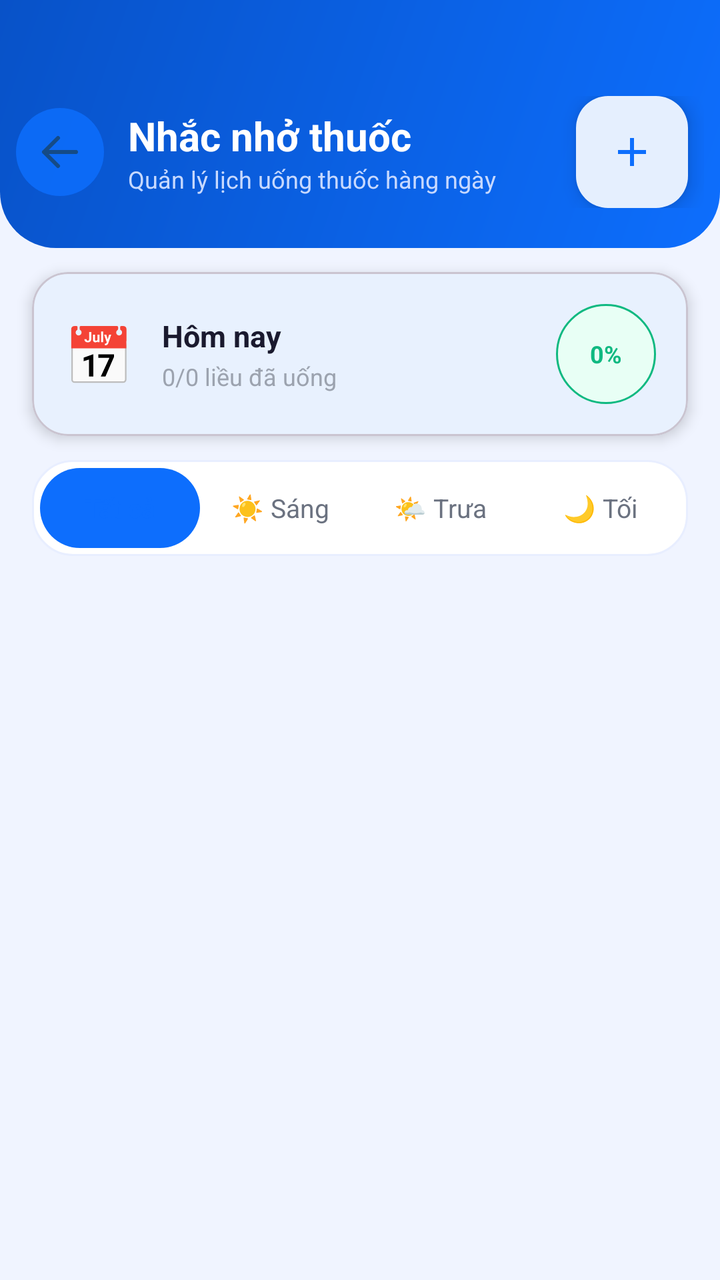
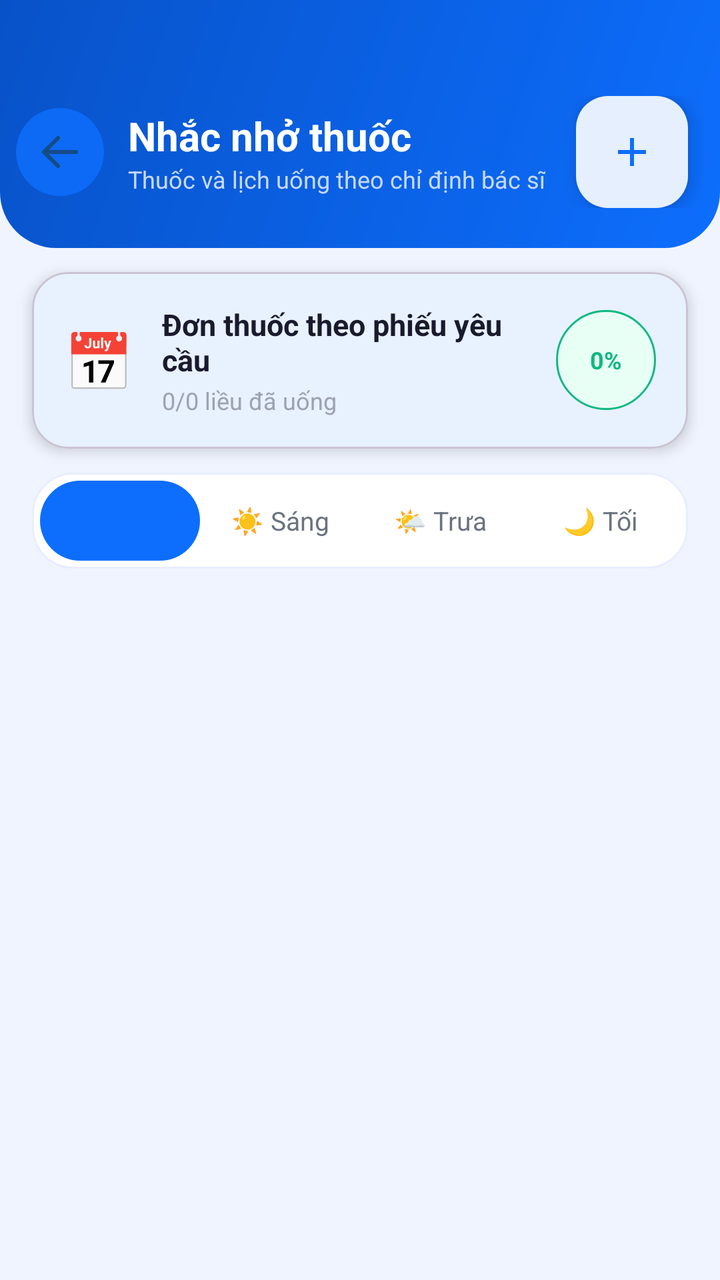

An Android layout rendered at two revisions. The XML below is the earlier revision; the diff shows what the commit changed to produce the second picture.
<!-- AndroidManifest.xml: application theme Theme.UniCare -->
<!-- res/layout/activity_medication.xml -->
<?xml version='1.0' encoding='utf-8'?>
<androidx.constraintlayout.widget.ConstraintLayout xmlns:android="http://schemas.android.com/apk/res/android" xmlns:app="http://schemas.android.com/apk/res-auto" android:layout_width="match_parent" android:layout_height="match_parent" android:background="#F0F4FF" android:id="@+id/main">

    
    <LinearLayout android:layout_width="0dp" android:layout_height="wrap_content" android:background="@drawable/gradient_header" android:paddingTop="48dp" android:paddingBottom="20dp" android:paddingHorizontal="8dp" android:gravity="center_vertical" android:orientation="horizontal" android:id="@+id/sectionLayout1" app:layout_constraintStart_toStartOf="parent" app:layout_constraintEnd_toEndOf="parent" app:layout_constraintTop_toTopOf="parent">

        <ImageButton android:id="@+id/btnBack" android:layout_width="44dp" android:layout_height="44dp" android:background="@drawable/bg_icon_circle_blue" android:src="@drawable/ic_arrow_back" android:contentDescription="Quay lại" android:padding="10dp" android:alpha="0.85"/>

        <LinearLayout android:layout_width="0dp" android:layout_height="wrap_content" android:layout_weight="1" android:layout_marginStart="12dp" android:orientation="vertical">
            <TextView android:layout_width="wrap_content" android:layout_height="wrap_content" android:text="Nhắc nhở thuốc" android:textColor="#FFFFFF" android:textSize="20sp" android:textStyle="bold"/>
            <TextView android:layout_width="wrap_content" android:layout_height="wrap_content" android:text="Quản lý lịch uống thuốc hàng ngày" android:textColor="#C7D9FF" android:textSize="12sp"/>
        </LinearLayout>

        <com.google.android.material.floatingactionbutton.FloatingActionButton android:id="@+id/fabAdd" android:layout_width="wrap_content" android:layout_height="wrap_content" android:layout_marginEnd="8dp" android:src="@drawable/ic_add" android:contentDescription="Thêm thuốc" app:backgroundTint="#FFFFFF" app:tint="#0D6EFD" app:fabSize="mini"/>
    </LinearLayout>

    
    <com.google.android.material.card.MaterialCardView android:layout_width="0dp" android:layout_height="wrap_content" android:layout_marginHorizontal="16dp" android:layout_marginTop="12dp" app:cardCornerRadius="18dp" app:cardElevation="4dp" app:cardBackgroundColor="#FFFFFF" android:id="@+id/sectionLayout2" app:layout_constraintStart_toStartOf="parent" app:layout_constraintEnd_toEndOf="parent" app:layout_constraintTop_toBottomOf="@id/sectionLayout1">

        <LinearLayout android:layout_width="match_parent" android:layout_height="wrap_content" android:orientation="horizontal" android:padding="16dp" android:gravity="center_vertical">

            <TextView android:layout_width="wrap_content" android:layout_height="wrap_content" android:text="📅" android:textSize="28sp"/>

            <LinearLayout android:layout_width="0dp" android:layout_height="wrap_content" android:layout_weight="1" android:layout_marginStart="14dp" android:orientation="vertical">
                <TextView android:layout_width="wrap_content" android:layout_height="wrap_content" android:text="Hôm nay" android:textColor="#1A1A2E" android:textSize="15sp" android:textStyle="bold"/>
                <TextView android:id="@+id/txtTodayProgress" android:layout_width="wrap_content" android:layout_height="wrap_content" android:layout_marginTop="2dp" android:text="0/0 liều đã uống" android:textColor="#9CA3AF" android:textSize="12sp"/>
            </LinearLayout>

            <LinearLayout android:id="@+id/progressRing" android:layout_width="50dp" android:layout_height="50dp" android:background="@drawable/bg_badge_green" android:gravity="center">
                <TextView android:id="@+id/txtPercent" android:layout_width="wrap_content" android:layout_height="wrap_content" android:text="0%" android:textColor="#10B981" android:textSize="12sp" android:textStyle="bold"/>
            </LinearLayout>
        </LinearLayout>
    </com.google.android.material.card.MaterialCardView>

    
    <LinearLayout android:layout_width="0dp" android:layout_height="wrap_content" android:layout_marginHorizontal="16dp" android:layout_marginTop="12dp" android:background="@drawable/bg_card_modern" android:orientation="horizontal" android:padding="4dp" android:id="@+id/sectionLayout3" app:layout_constraintStart_toStartOf="parent" app:layout_constraintEnd_toEndOf="parent" app:layout_constraintTop_toBottomOf="@id/sectionLayout2">

        <TextView android:id="@+id/tabAll" android:layout_width="0dp" android:layout_height="40dp" android:layout_weight="1" android:gravity="center" android:text="Tất cả" android:textSize="13sp" android:textColor="#0D6EFD" android:background="@drawable/bg_icon_circle_blue" android:textStyle="bold"/>

        <TextView android:id="@+id/tabMorning" android:layout_width="0dp" android:layout_height="40dp" android:layout_weight="1" android:gravity="center" android:text="☀️ Sáng" android:textSize="13sp" android:textColor="#6B7280"/>

        <TextView android:id="@+id/tabNoon" android:layout_width="0dp" android:layout_height="40dp" android:layout_weight="1" android:gravity="center" android:text="🌤️ Trưa" android:textSize="13sp" android:textColor="#6B7280"/>

        <TextView android:id="@+id/tabEvening" android:layout_width="0dp" android:layout_height="40dp" android:layout_weight="1" android:gravity="center" android:text="🌙 Tối" android:textSize="13sp" android:textColor="#6B7280"/>
    </LinearLayout>

    <TextView android:id="@+id/txtEmpty" android:layout_width="0dp" android:layout_height="wrap_content" android:text="Chưa có thuốc. Nhấn + để thêm." android:textColor="#9CA3AF" android:textSize="14sp" android:gravity="center" android:padding="24dp" android:visibility="gone" app:layout_constraintStart_toStartOf="parent" app:layout_constraintEnd_toEndOf="parent" app:layout_constraintTop_toBottomOf="@id/sectionLayout3"/>

    <androidx.recyclerview.widget.RecyclerView android:id="@+id/recycler" android:layout_width="0dp" android:layout_height="0dp" android:paddingTop="8dp" android:paddingBottom="16dp" android:clipToPadding="false" app:layout_constraintStart_toStartOf="parent" app:layout_constraintEnd_toEndOf="parent" app:layout_constraintTop_toBottomOf="@id/txtEmpty" app:layout_constraintBottom_toBottomOf="parent"/>
</androidx.constraintlayout.widget.ConstraintLayout>
<!-- resources referenced by this layout -->
<resources>
  <!-- drawable bg_badge_green (drawable) -->
  <?xml version="1.0" encoding="utf-8"?>
  <shape xmlns:android="http://schemas.android.com/apk/res/android">
      <solid android:color="#E8FFF5"/>
      <corners android:radius="100dp"/>
      <stroke android:width="1dp" android:color="#10B981"/>
  </shape>
  <!-- drawable bg_card_modern (drawable) -->
  <?xml version="1.0" encoding="utf-8"?>
  <shape xmlns:android="http://schemas.android.com/apk/res/android">
      <solid android:color="#FFFFFF"/>
      <corners android:radius="20dp"/>
      <stroke android:width="1dp" android:color="#E8EEFF"/>
  </shape>
  <!-- drawable bg_icon_circle_blue (drawable) -->
  <?xml version="1.0" encoding="utf-8"?>
  <shape xmlns:android="http://schemas.android.com/apk/res/android">
      <solid android:color="#0D6EFD"/>
      <corners android:radius="100dp"/>
  </shape>
  <!-- drawable gradient_header (drawable) -->
  <?xml version="1.0" encoding="utf-8"?>
  <shape xmlns:android="http://schemas.android.com/apk/res/android">
      <gradient
          android:startColor="#0D6EFD"
          android:endColor="#0852C8"
          android:angle="135"
          android:type="linear"/>
      <corners
          android:bottomLeftRadius="28dp"
          android:bottomRightRadius="28dp"/>
  </shape>
  <!-- drawable ic_add (drawable) -->
  <?xml version="1.0" encoding="utf-8"?>
  <vector xmlns:android="http://schemas.android.com/apk/res/android"
      android:width="24dp"
      android:height="24dp"
      android:viewportWidth="24"
      android:viewportHeight="24">
      <path
          android:fillColor="@android:color/white"
          android:pathData="M19,13h-6v6h-2v-6H5v-2h6V5h2v6h6v2z"/>
  </vector>
  <!-- drawable ic_arrow_back (drawable) -->
  <?xml version="1.0" encoding="utf-8"?>
  <vector xmlns:android="http://schemas.android.com/apk/res/android"
      android:width="24dp"
      android:height="24dp"
      android:viewportWidth="24"
      android:viewportHeight="24">
      <path
          android:fillColor="@android:color/transparent"
          android:strokeColor="#184A79"
          android:strokeWidth="2"
          android:strokeLineCap="round"
          android:strokeLineJoin="round"
          android:pathData="M20,12 L4,12 M4,12 L11,5 M4,12 L11,19" />
  </vector>
  <style name="Widget.UniCare.Button" parent="Widget.Material3.Button">
          <item name="android:paddingTop">14dp</item>
          <item name="android:paddingBottom">14dp</item>
          <item name="android:textSize">16sp</item>
          <item name="android:letterSpacing">0.02</item>
          <item name="android:textAllCaps">false</item>
          <item name="cornerRadius">14dp</item>
          <item name="backgroundTint">#0D6EFD</item>
          <item name="elevation">2dp</item>
      </style>
  <style name="Widget.UniCare.TextInputLayout" parent="Widget.Material3.TextInputLayout.OutlinedBox">
          <item name="boxCornerRadiusBottomEnd">12dp</item>
          <item name="boxCornerRadiusBottomStart">12dp</item>
          <item name="boxCornerRadiusTopEnd">12dp</item>
          <item name="boxCornerRadiusTopStart">12dp</item>
          <item name="boxStrokeColor">#CBD5F5</item>
          <item name="hintTextColor">#6B7280</item>
      </style>
  <!-- unchanged entries left out for length: 1 -->
</resources>

<!-- the commit's change to res/layout/activity_medication.xml (unified diff, before → after) -->
@@ -8,7 +8,7 @@
 
         <LinearLayout android:layout_width="0dp" android:layout_height="wrap_content" android:layout_weight="1" android:layout_marginStart="12dp" android:orientation="vertical">
             <TextView android:layout_width="wrap_content" android:layout_height="wrap_content" android:text="Nhắc nhở thuốc" android:textColor="#FFFFFF" android:textSize="20sp" android:textStyle="bold"/>
-            <TextView android:layout_width="wrap_content" android:layout_height="wrap_content" android:text="Quản lý lịch uống thuốc hàng ngày" android:textColor="#C7D9FF" android:textSize="12sp"/>
+            <TextView android:layout_width="wrap_content" android:layout_height="wrap_content" android:text="Thuốc và lịch uống theo chỉ định bác sĩ" android:textColor="#C7D9FF" android:textSize="12sp"/>
         </LinearLayout>
 
         <com.google.android.material.floatingactionbutton.FloatingActionButton android:id="@+id/fabAdd" android:layout_width="wrap_content" android:layout_height="wrap_content" android:layout_marginEnd="8dp" android:src="@drawable/ic_add" android:contentDescription="Thêm thuốc" app:backgroundTint="#FFFFFF" app:tint="#0D6EFD" app:fabSize="mini"/>
@@ -22,7 +22,7 @@
             <TextView android:layout_width="wrap_content" android:layout_height="wrap_content" android:text="📅" android:textSize="28sp"/>
 
             <LinearLayout android:layout_width="0dp" android:layout_height="wrap_content" android:layout_weight="1" android:layout_marginStart="14dp" android:orientation="vertical">
-                <TextView android:layout_width="wrap_content" android:layout_height="wrap_content" android:text="Hôm nay" android:textColor="#1A1A2E" android:textSize="15sp" android:textStyle="bold"/>
+                <TextView android:layout_width="wrap_content" android:layout_height="wrap_content" android:text="Đơn thuốc theo phiếu yêu cầu" android:textColor="#1A1A2E" android:textSize="15sp" android:textStyle="bold"/>
                 <TextView android:id="@+id/txtTodayProgress" android:layout_width="wrap_content" android:layout_height="wrap_content" android:layout_marginTop="2dp" android:text="0/0 liều đã uống" android:textColor="#9CA3AF" android:textSize="12sp"/>
             </LinearLayout>
 
@@ -44,7 +44,7 @@
         <TextView android:id="@+id/tabEvening" android:layout_width="0dp" android:layout_height="40dp" android:layout_weight="1" android:gravity="center" android:text="🌙 Tối" android:textSize="13sp" android:textColor="#6B7280"/>
     </LinearLayout>
 
-    <TextView android:id="@+id/txtEmpty" android:layout_width="0dp" android:layout_height="wrap_content" android:text="Chưa có thuốc. Nhấn + để thêm." android:textColor="#9CA3AF" android:textSize="14sp" android:gravity="center" android:padding="24dp" android:visibility="gone" app:layout_constraintStart_toStartOf="parent" app:layout_constraintEnd_toEndOf="parent" app:layout_constraintTop_toBottomOf="@id/sectionLayout3"/>
+    <TextView android:id="@+id/txtEmpty" android:layout_width="0dp" android:layout_height="wrap_content" android:text="Chưa có phiếu yêu cầu thanh toán. Vào Thanh toán để tạo phiếu trước." android:textColor="#9CA3AF" android:textSize="14sp" android:gravity="center" android:padding="24dp" android:visibility="gone" app:layout_constraintStart_toStartOf="parent" app:layout_constraintEnd_toEndOf="parent" app:layout_constraintTop_toBottomOf="@id/sectionLayout3"/>
 
     <androidx.recyclerview.widget.RecyclerView android:id="@+id/recycler" android:layout_width="0dp" android:layout_height="0dp" android:paddingTop="8dp" android:paddingBottom="16dp" android:clipToPadding="false" app:layout_constraintStart_toStartOf="parent" app:layout_constraintEnd_toEndOf="parent" app:layout_constraintTop_toBottomOf="@id/txtEmpty" app:layout_constraintBottom_toBottomOf="parent"/>
 </androidx.constraintlayout.widget.ConstraintLayout>
